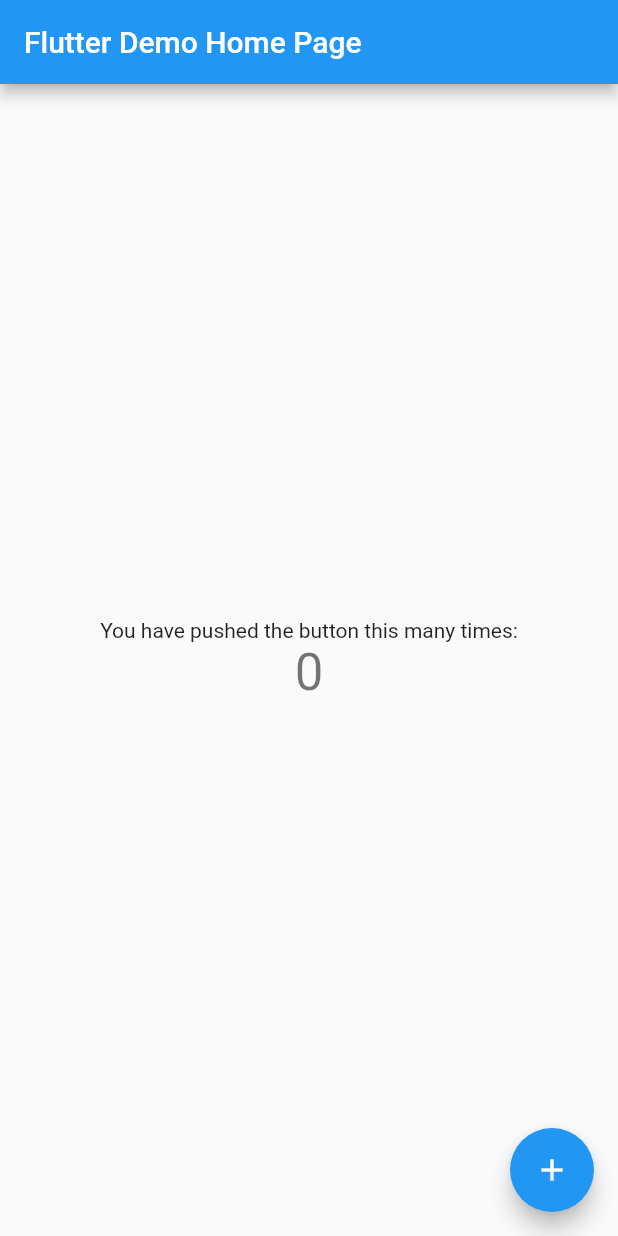
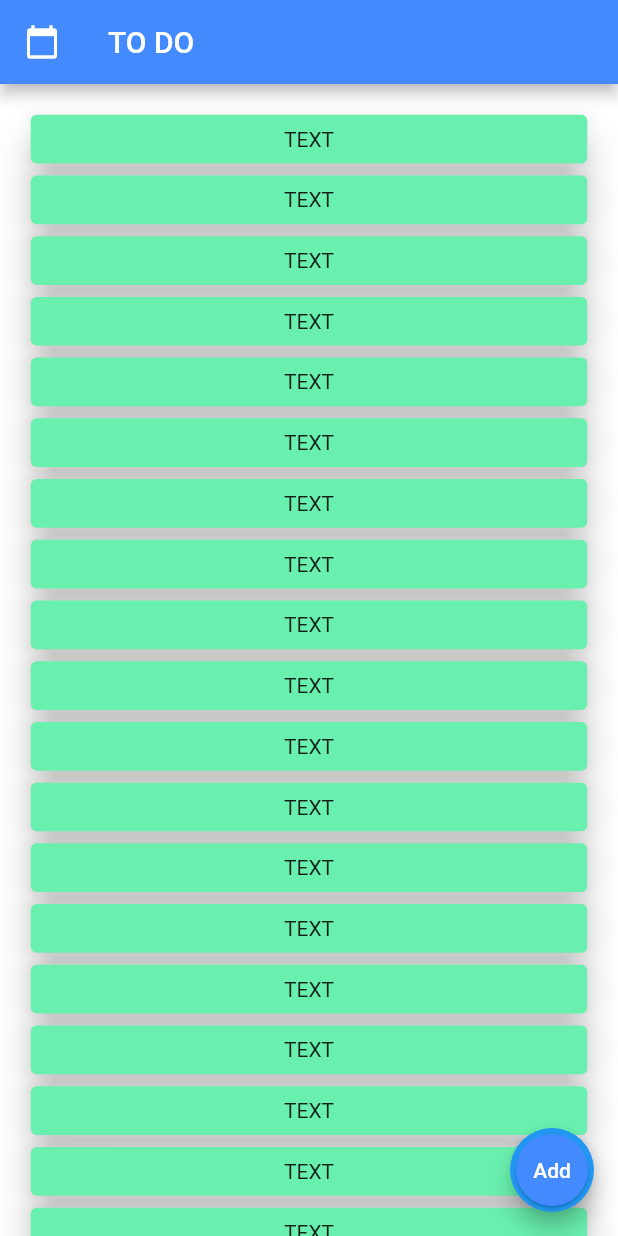
Before and after one commit to marco-ocram/to_do_task1, a Flutter app: the screen it shows after launch, on a phone screen of 412 x 824 dp. Run offline on Flutter 3.47's test engine with Material 2 defaults, Android fonts, the phone set to English and light mode, and no system bars.

Commit message:
task widget added

```diff
--- /dev/null
+++ b/lib/Screens/homepage.dart
@@ -0,0 +1,82 @@
+import 'package:flutter/material.dart';
+
+class HomePage extends StatefulWidget {
+  const HomePage({Key key}) : super(key: key);
+
+  @override
+  _HomePageState createState() => _HomePageState();
+}
+
+class _HomePageState extends State<HomePage> {
+  @override
+  void initState() {
+    // TODO: implement initState
+    super.initState();
+  }
+
+  double width;
+  double height;
+
+  @override
+  Widget build(BuildContext context) {
+    width = MediaQuery.of(context).size.width / 100;
+    height = MediaQuery.of(context).size.height / 100;
+    return Scaffold(
+      backgroundColor: Colors.white,
+      appBar: AppBar(
+        title: Text(
+          'TO DO',
+        ),
+        leading: IconButton(
+          icon: Icon(
+            Icons.calendar_today,
+            color: Colors.white,
+          ),
+          onPressed: () {},
+        ),
+        backgroundColor: Colors.blueAccent,
+      ),
+      floatingActionButton: FloatingActionButton(
+        onPressed: () {},
+        child: Card(
+          color: Colors.blueAccent,
+          shape: CircleBorder(),
+          child: TextButton(
+              onPressed: () {},
+              child: Text(
+                "Add",
+                style: TextStyle(color: Colors.white),
+              )),
+        ),
+      ),
+      body: SingleChildScrollView(
+        physics: BouncingScrollPhysics(),
+        child: Container(
+            padding: EdgeInsets.symmetric(
+                horizontal: width * 4, vertical: height * 2),
+            child: Column(
+              children: List.generate(25, (index) => taskWidget()),
+            )),
+      ),
+    );
+  }
+
+  Widget taskWidget() {
+    return InkWell(
+      child: Card(
+        elevation: 10,
+        color: Colors.greenAccent,
+        child: Padding(
+          padding:
+              EdgeInsets.symmetric(horizontal: width * 2, vertical: height),
+          child: Container(
+              width: double.maxFinite,
+              child: Text(
+                'TEXT',
+                textAlign: TextAlign.center,
+              )),
+        ),
+      ),
+    );
+  }
+}
--- a/lib/main.dart
+++ b/lib/main.dart
@@ -1,4 +1,5 @@
 import 'package:flutter/material.dart';
+import 'package:to_do_task1/Screens/homepage.dart';
 
 void main() {
   runApp(MyApp());
@@ -9,105 +10,12 @@
   @override
   Widget build(BuildContext context) {
     return MaterialApp(
-      title: 'Flutter Demo',
+      title: 'Amigo',
+      debugShowCheckedModeBanner: false,
       theme: ThemeData(
-        // This is the theme of your application.
-        //
-        // Try running your application with "flutter run". You'll see the
-        // application has a blue toolbar. Then, without quitting the app, try
-        // changing the primarySwatch below to Colors.green and then invoke
-        // "hot reload" (press "r" in the console where you ran "flutter run",
-        // or simply save your changes to "hot reload" in a Flutter IDE).
-        // Notice that the counter didn't reset back to zero; the application
-        // is not restarted.
         primarySwatch: Colors.blue,
       ),
-      home: MyHomePage(title: 'Flutter Demo Home Page'),
+      home: HomePage(),
     );
   }
 }
-
-class MyHomePage extends StatefulWidget {
-  MyHomePage({Key key, this.title}) : super(key: key);
-
-  // This widget is the home page of your application. It is stateful, meaning
-  // that it has a State object (defined below) that contains fields that affect
-  // how it looks.
-
-  // This class is the configuration for the state. It holds the values (in this
-  // case the title) provided by the parent (in this case the App widget) and
-  // used by the build method of the State. Fields in a Widget subclass are
-  // always marked "final".
-
-  final String title;
-
-  @override
-  _MyHomePageState createState() => _MyHomePageState();
-}
-
-class _MyHomePageState extends State<MyHomePage> {
-  int _counter = 0;
-
-  void _incrementCounter() {
-    setState(() {
-      // This call to setState tells the Flutter framework that something has
-      // changed in this State, which causes it to rerun the build method below
-      // so that the display can reflect the updated values. If we changed
-      // _counter without calling setState(), then the build method would not be
-      // called again, and so nothing would appear to happen.
-      _counter++;
-    });
-  }
-
-  @override
-  Widget build(BuildContext context) {
-    // This method is rerun every time setState is called, for instance as done
-    // by the _incrementCounter method above.
-    //
-    // The Flutter framework has been optimized to make rerunning build methods
-    // fast, so that you can just rebuild anything that needs updating rather
-    // than having to individually change instances of widgets.
-    return Scaffold(
-      appBar: AppBar(
-        // Here we take the value from the MyHomePage object that was created by
-        // the App.build method, and use it to set our appbar title.
-        title: Text(widget.title),
-      ),
-      body: Center(
-        // Center is a layout widget. It takes a single child and positions it
-        // in the middle of the parent.
-        child: Column(
-          // Column is also a layout widget. It takes a list of children and
-          // arranges them vertically. By default, it sizes itself to fit its
-          // children horizontally, and tries to be as tall as its parent.
-          //
-          // Invoke "debug painting" (press "p" in the console, choose the
-          // "Toggle Debug Paint" action from the Flutter Inspector in Android
-          // Studio, or the "Toggle Debug Paint" command in Visual Studio Code)
-          // to see the wireframe for each widget.
-          //
-          // Column has various properties to control how it sizes itself and
-          // how it positions its children. Here we use mainAxisAlignment to
-          // center the children vertically; the main axis here is the vertical
-          // axis because Columns are vertical (the cross axis would be
-          // horizontal).
-          mainAxisAlignment: MainAxisAlignment.center,
-          children: <Widget>[
-            Text(
-              'You have pushed the button this many times:',
-            ),
-            Text(
-              '$_counter',
-              style: Theme.of(context).textTheme.headline4,
-            ),
-          ],
-        ),
-      ),
-      floatingActionButton: FloatingActionButton(
-        onPressed: _incrementCounter,
-        tooltip: 'Increment',
-        child: Icon(Icons.add),
-      ), // This trailing comma makes auto-formatting nicer for build methods.
-    );
-  }
-}
--- /dev/null
+++ b/lib/task.dart
@@ -0,0 +1,9 @@
+import 'package:flutter/material.dart';
+
+class Task {
+  final String task;
+  final bool isComplete;
+  final DateTime dateTime;
+
+  Task({this.task, this.isComplete, this.dateTime});
+}
```
